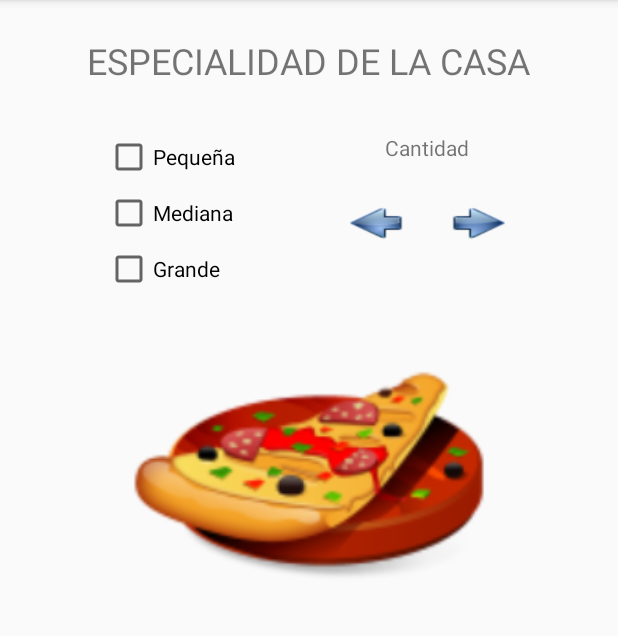
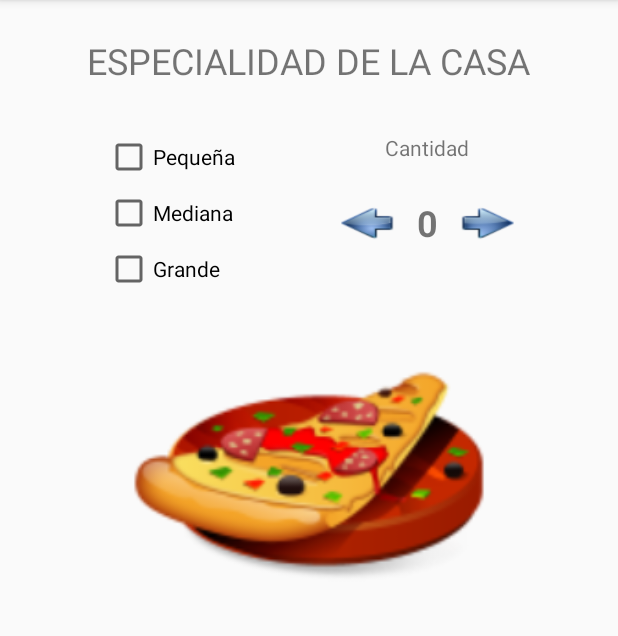
Before and after one commit to rpf1980/ANDROID_pcCompartido, an Android app: the GUI_DetallePizzaCasa screen opened directly, with no data from a screen before it, on a phone screen of 412 x 824 dp, the part 84-720 px from its top. Run offline under Robolectric (Android 15) with nearby library versions, the phone set to English and light mode, and no system bars; 2 statements that could not run were skipped.

Commit message:
chore(msi): counters succefully

```diff
--- a/Pizzeria_V04/app/src/main/java/com/example/pizzeria_v04/GUI_DetallePizzaCasa.java
+++ b/Pizzeria_V04/app/src/main/java/com/example/pizzeria_v04/GUI_DetallePizzaCasa.java
@@ -7,6 +7,7 @@ import android.os.Bundle;
 import android.view.View;
 import android.widget.Button;
 import android.widget.ImageView;
+import android.widget.TextView;
 import android.widget.Toast;
 
 import java.util.ArrayList;
@@ -15,6 +16,9 @@ public class GUI_DetallePizzaCasa extends AppCompatActivity
 {
     ImageView img;
     Button btnDetallePizzaCasa;
+    Button btnSuma, btnResta;
+    TextView tvContador;
+    int contador = 0;
 
     @Override
     protected void onCreate(Bundle savedInstanceState)
@@ -24,7 +28,11 @@ public class GUI_DetallePizzaCasa extends AppCompatActivity
 
         img = findViewById(R.id.idFotoDetalleCasa);
         btnDetallePizzaCasa = findViewById(R.id.idBtnDetalleCasa);
+        btnSuma = findViewById(R.id.idBtnSumaDetallePizzaCasa);
+        btnResta = findViewById(R.id.idBtnRestaDetallePizzaCasa);
+        tvContador = findViewById(R.id.idTvContador);
 
+        // Evento para pasar a la siguiente VISTA
         btnDetallePizzaCasa.setOnClickListener(new View.OnClickListener()
         {
             @Override
@@ -32,6 +40,32 @@ public class GUI_DetallePizzaCasa extends AppCompatActivity
             {
                 Intent i = new Intent(getApplicationContext(), GUI_PizzaEnCamino.class);
                 startActivity(i);
+            }
+        });
+
+        // Btn SUMA
+        btnSuma.setOnClickListener(new View.OnClickListener()
+        {
+            @Override
+            public void onClick(View v)
+            {
+                contador = Integer.parseInt(tvContador.getText().toString());
+                contador += 1;
+                tvContador.setText(String.valueOf(contador));
+            }
+        });
+
+        btnResta.setOnClickListener(new View.OnClickListener()
+        {
+            @Override
+            public void onClick(View v)
+            {
+                contador = Integer.parseInt(tvContador.getText().toString());
+                if(contador > 0)
+                {
+                    contador -= 1;
+                }
+                tvContador.setText(String.valueOf(contador));
             }
         });
 
--- a/Pizzeria_V04/app/src/main/res/layout/activity_gui__detalle_pizza_casa.xml
+++ b/Pizzeria_V04/app/src/main/res/layout/activity_gui__detalle_pizza_casa.xml
@@ -54,39 +54,25 @@
         app:layout_constraintStart_toEndOf="@+id/idCheckMini"
         app:layout_constraintTop_toTopOf="@+id/idCheckMini" />
 
-    <TextView
-        android:id="@+id/textView9"
-        android:layout_width="wrap_content"
-        android:layout_height="wrap_content"
-        android:layout_marginTop="24dp"
-        android:text="0"
-        android:textAppearance="@style/TextAppearance.AppCompat.Display1"
-        android:textColor="#00660707"
-        android:textSize="24sp"
-        android:textStyle="bold"
-        app:layout_constraintEnd_toEndOf="@+id/textView8"
-        app:layout_constraintStart_toStartOf="@+id/textView8"
-        app:layout_constraintTop_toBottomOf="@+id/textView8" />
+    <Button
+        android:id="@+id/idBtnRestaDetallePizzaCasa"
+        android:layout_width="37dp"
+        android:layout_height="24dp"
+        android:layout_marginEnd="14dp"
+        android:background="@drawable/arrowleft"
+        app:layout_constraintBottom_toBottomOf="@+id/idTvContador"
+        app:layout_constraintEnd_toStartOf="@+id/idTvContador"
+        app:layout_constraintTop_toTopOf="@+id/idTvContador" />
 
     <Button
-        android:id="@+id/button"
+        android:id="@+id/idBtnSumaDetallePizzaCasa"
         android:layout_width="37dp"
         android:layout_height="24dp"
-        android:layout_marginEnd="8dp"
-        android:background="@drawable/arrowleft"
-        app:layout_constraintBottom_toBottomOf="@+id/textView9"
-        app:layout_constraintEnd_toStartOf="@+id/textView9"
-        app:layout_constraintTop_toTopOf="@+id/textView9" />
-
-    <Button
-        android:id="@+id/button2"
-        android:layout_width="37dp"
-        android:layout_height="24dp"
-        android:layout_marginStart="8dp"
+        android:layout_marginStart="14dp"
         android:background="@drawable/arrowright"
-        app:layout_constraintBottom_toBottomOf="@+id/textView9"
-        app:layout_constraintStart_toEndOf="@+id/textView9"
-        app:layout_constraintTop_toTopOf="@+id/textView9" />
+        app:layout_constraintBottom_toBottomOf="@+id/idTvContador"
+        app:layout_constraintStart_toEndOf="@+id/idTvContador"
+        app:layout_constraintTop_toTopOf="@+id/idTvContador" />
 
     <ImageView
         android:id="@+id/idFotoDetalleCasa"
@@ -116,4 +102,16 @@
         android:text="@string/strCheckMarcaFavorita"
         app:layout_constraintStart_toStartOf="@+id/idFotoDetalleCasa"
         app:layout_constraintTop_toBottomOf="@+id/idFotoDetalleCasa" />
+
+    <TextView
+        android:id="@+id/idTvContador"
+        android:layout_width="wrap_content"
+        android:layout_height="wrap_content"
+        android:layout_marginTop="24dp"
+        android:text="@string/strContador"
+        android:textSize="24sp"
+        android:textStyle="bold"
+        app:layout_constraintEnd_toEndOf="@+id/textView8"
+        app:layout_constraintStart_toStartOf="@+id/textView8"
+        app:layout_constraintTop_toBottomOf="@+id/textView8" />
 </androidx.constraintlayout.widget.ConstraintLayout>
--- a/Pizzeria_V04/app/src/main/res/values/strings.xml
+++ b/Pizzeria_V04/app/src/main/res/values/strings.xml
@@ -54,5 +54,6 @@
     <!--GUI CONFIG USER-->
     <string name="strTvConfigUser">CONFIGURACIÓN DEL USUARIO</string>
     <string name="strBtnConfiguracion">guardar</string>
+    <string name="strContador">0</string>
 
 </resources>
```
Also changed, not shown: Pizzeria_V04/app/src/main/java/com/example/pizzeria_v04/GUI_PizzaAlGusto.java (+28 -0 lines).
